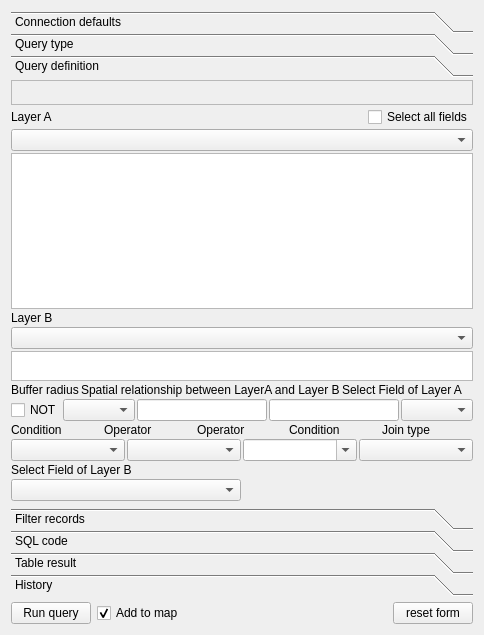
Qt form ui_postgisquerybuilder_v.ui (enricofer/postgisQueryBuilder) before a commit.
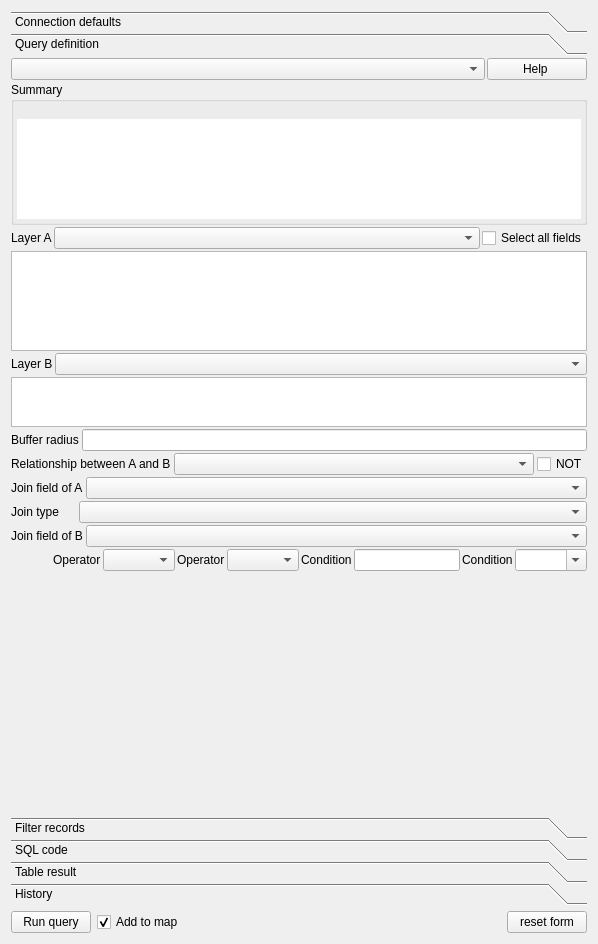
The same form after that commit. Icons and pictures are not drawn. Custom widgets are drawn as their Qt base class.

Patch:
```diff
--- a/ui_postgisquerybuilder_v.ui
+++ b/ui_postgisquerybuilder_v.ui
@@ -9,12 +9,12 @@
    <rect>
     <x>0</x>
     <y>0</y>
-    <width>484</width>
-    <height>635</height>
+    <width>598</width>
+    <height>944</height>
    </rect>
   </property>
   <property name="sizePolicy">
-   <sizepolicy hsizetype="Ignored" vsizetype="Preferred">
+   <sizepolicy hsizetype="Minimum" vsizetype="Preferred">
     <horstretch>0</horstretch>
     <verstretch>0</verstretch>
    </sizepolicy>
@@ -22,9 +22,24 @@
   <property name="windowTitle">
    <string>postgisQueryBuilder</string>
   </property>
-  <layout class="QVBoxLayout" name="verticalLayout_20">
+  <layout class="QVBoxLayout" name="verticalLayout_18">
+   <property name="sizeConstraint">
+    <enum>QLayout::SetMinimumSize</enum>
+   </property>
    <item>
     <widget class="QToolBox" name="tabWidget">
+     <property name="sizePolicy">
+      <sizepolicy hsizetype="Minimum" vsizetype="Preferred">
+       <horstretch>0</horstretch>
+       <verstretch>0</verstretch>
+      </sizepolicy>
+     </property>
+     <property name="minimumSize">
+      <size>
+       <width>200</width>
+       <height>0</height>
+      </size>
+     </property>
      <property name="frameShape">
       <enum>QFrame::NoFrame</enum>
      </property>
@@ -293,19 +308,19 @@
        </item>
       </layout>
      </widget>
-     <widget class="QWidget" name="queryTypeSlot">
+     <widget class="QWidget" name="queryDefinitionSlot">
       <property name="geometry">
        <rect>
         <x>0</x>
         <y>0</y>
-        <width>466</width>
-        <height>437</height>
+        <width>580</width>
+        <height>767</height>
        </rect>
       </property>
       <attribute name="label">
-       <string>Query type</string>
+       <string>Query definition</string>
       </attribute>
-      <layout class="QVBoxLayout" name="verticalLayout_18">
+      <layout class="QVBoxLayout" name="verticalLayout_17">
        <property name="leftMargin">
         <number>0</number>
        </property>
@@ -319,7 +334,10 @@
         <number>3</number>
        </property>
        <item>
-        <layout class="QVBoxLayout" name="verticalLayout_11">
+        <layout class="QVBoxLayout" name="verticalLayout_7">
+         <property name="spacing">
+          <number>2</number>
+         </property>
          <item>
           <layout class="QHBoxLayout" name="horizontalLayout_8">
            <item>
@@ -351,18 +369,48 @@
           </layout>
          </item>
          <item>
-          <widget class="QLabel" name="Helper2">
+          <widget class="QGroupBox" name="summaryBox">
+           <property name="title">
+            <string>Summary</string>
+           </property>
+           <layout class="QVBoxLayout" name="verticalLayout_11">
+            <property name="spacing">
+             <number>3</number>
+            </property>
+            <property name="sizeConstraint">
+             <enum>QLayout::SetMinimumSize</enum>
+            </property>
+            <property name="leftMargin">
+             <number>3</number>
+            </property>
+            <property name="topMargin">
+             <number>0</number>
+            </property>
+            <property name="rightMargin">
+             <number>3</number>
+            </property>
+            <property name="bottomMargin">
+             <number>3</number>
+            </property>
+            <item>
+             <widget class="QLabel" name="Helper">
+              <property name="sizePolicy">
+               <sizepolicy hsizetype="Preferred" vsizetype="Minimum">
+                <horstretch>0</horstretch>
+                <verstretch>0</verstretch>
+               </sizepolicy>
+              </property>
            <property name="minimumSize">
             <size>
              <width>0</width>
-             <height>80</height>
-            </size>
-           </property>
-           <property name="maximumSize">
-            <size>
-             <width>16777215</width>
-             <height>1000000</height>
-            </size>
+                <height>0</height>
+               </size>
+              </property>
+              <property name="autoFillBackground">
+               <bool>false</bool>
+              </property>
+              <property name="frameShape">
+               <enum>QFrame::NoFrame</enum>
            </property>
            <property name="text">
             <string/>
@@ -377,10 +425,22 @@
          </item>
          <item>
           <widget class="QGraphicsView" name="DiagPanel">
+              <property name="sizePolicy">
+               <sizepolicy hsizetype="Expanding" vsizetype="Minimum">
+                <horstretch>0</horstretch>
+                <verstretch>0</verstretch>
+               </sizepolicy>
+              </property>
            <property name="minimumSize">
             <size>
              <width>0</width>
-             <height>150</height>
+                <height>0</height>
+               </size>
+              </property>
+              <property name="maximumSize">
+               <size>
+                <width>16777215</width>
+                <height>100</height>
             </size>
            </property>
            <property name="acceptDrops">
@@ -424,80 +484,14 @@
            </property>
           </widget>
          </item>
-         <item>
-          <spacer name="verticalSpacer_2">
-           <property name="orientation">
-            <enum>Qt::Vertical</enum>
-           </property>
-           <property name="sizeHint" stdset="0">
-            <size>
-             <width>20</width>
-             <height>40</height>
-            </size>
-           </property>
-          </spacer>
-         </item>
-        </layout>
-       </item>
-      </layout>
-     </widget>
-     <widget class="QWidget" name="queryDefinitionSlot">
-      <property name="geometry">
-       <rect>
-        <x>0</x>
-        <y>0</y>
-        <width>466</width>
-        <height>437</height>
-       </rect>
-      </property>
-      <attribute name="label">
-       <string>Query definition</string>
-      </attribute>
-      <layout class="QVBoxLayout" name="verticalLayout_17">
-       <property name="leftMargin">
-        <number>0</number>
-       </property>
-       <property name="topMargin">
-        <number>3</number>
-       </property>
-       <property name="rightMargin">
-        <number>0</number>
-       </property>
-       <property name="bottomMargin">
-        <number>3</number>
-       </property>
-       <item>
-        <layout class="QVBoxLayout" name="verticalLayout_7">
-         <property name="spacing">
-          <number>2</number>
-         </property>
-         <item>
-          <widget class="QLabel" name="Helper">
-           <property name="minimumSize">
-            <size>
-             <width>0</width>
-             <height>25</height>
-            </size>
-           </property>
-           <property name="autoFillBackground">
-            <bool>false</bool>
-           </property>
-           <property name="frameShape">
-            <enum>QFrame::StyledPanel</enum>
-           </property>
-           <property name="text">
-            <string/>
-           </property>
-           <property name="alignment">
-            <set>Qt::AlignLeading|Qt::AlignLeft|Qt::AlignTop</set>
-           </property>
-           <property name="wordWrap">
-            <bool>true</bool>
-           </property>
+           </layout>
           </widget>
          </item>
          <item>
           <layout class="QHBoxLayout" name="horizontalLayout_3">
+           <property name="spacing">
+            <number>2</number>
+           </property>
            <item>
             <widget class="QLabel" name="LAYERaLabel">
              <property name="text">
@@ -506,17 +500,20 @@
             </widget>
            </item>
            <item>
-            <spacer name="horizontalSpacer_2">
-             <property name="orientation">
-              <enum>Qt::Horizontal</enum>
+            <widget class="QComboBox" name="LAYERa">
+             <property name="sizePolicy">
+              <sizepolicy hsizetype="Expanding" vsizetype="Fixed">
+               <horstretch>0</horstretch>
+               <verstretch>0</verstretch>
+              </sizepolicy>
              </property>
-             <property name="sizeHint" stdset="0">
+             <property name="minimumSize">
               <size>
-               <width>40</width>
-               <height>20</height>
+               <width>150</width>
+               <height>0</height>
               </size>
              </property>
-            </spacer>
+            </widget>
            </item>
            <item>
             <widget class="QCheckBox" name="selectAllFields">
@@ -527,13 +524,10 @@
            </item>
           </layout>
          </item>
-         <item>
-          <widget class="QComboBox" name="LAYERa"/>
-         </item>
          <item>
           <widget class="QListWidget" name="fieldsListA">
            <property name="sizePolicy">
-            <sizepolicy hsizetype="Expanding" vsizetype="Preferred">
+            <sizepolicy hsizetype="Expanding" vsizetype="Fixed">
              <horstretch>0</horstretch>
              <verstretch>0</verstretch>
             </sizepolicy>
@@ -541,20 +535,52 @@
            <property name="minimumSize">
             <size>
              <width>0</width>
-             <height>30</height>
+             <height>50</height>
+            </size>
+           </property>
+           <property name="maximumSize">
+            <size>
+             <width>16777215</width>
+             <height>100</height>
             </size>
            </property>
           </widget>
          </item>
+         <item>
+          <layout class="QHBoxLayout" name="horizontalLayout_10">
+           <property name="spacing">
+            <number>2</number>
+           </property>
          <item>
           <widget class="QLabel" name="LAYERbLabel">
+             <property name="minimumSize">
+              <size>
+               <width>0</width>
+               <height>20</height>
+              </size>
+             </property>
            <property name="text">
             <string>Layer B</string>
            </property>
           </widget>
          </item>
          <item>
-          <widget class="QComboBox" name="LAYERb"/>
+            <widget class="QComboBox" name="LAYERb">
+             <property name="sizePolicy">
+              <sizepolicy hsizetype="Expanding" vsizetype="Fixed">
+               <horstretch>0</horstretch>
+               <verstretch>0</verstretch>
+              </sizepolicy>
+             </property>
+             <property name="minimumSize">
+              <size>
+               <width>150</width>
+               <height>0</height>
+              </size>
+             </property>
+            </widget>
+           </item>
+          </layout>
          </item>
          <item>
           <widget class="QListWidget" name="fieldsListB">
@@ -567,13 +593,13 @@
            <property name="minimumSize">
             <size>
              <width>0</width>
-             <height>0</height>
+             <height>50</height>
             </size>
            </property>
            <property name="maximumSize">
             <size>
              <width>16777215</width>
-             <height>30</height>
+             <height>50</height>
             </size>
            </property>
           </widget>
@@ -584,7 +610,10 @@
             <number>2</number>
            </property>
            <item>
-            <layout class="QHBoxLayout" name="horizontalLayout_14">
+            <layout class="QHBoxLayout" name="horizontalLayout_11">
+             <property name="spacing">
+              <number>3</number>
+             </property>
              <item>
               <widget class="QLabel" name="BUFFERRADIUSLabel">
                <property name="sizePolicy">
@@ -599,23 +628,35 @@
               </widget>
              </item>
              <item>
+              <widget class="QLineEdit" name="BUFFERRADIUS"/>
+             </item>
+            </layout>
+           </item>
+           <item>
+            <layout class="QHBoxLayout" name="horizontalLayout_14"/>
+           </item>
+           <item>
+            <layout class="QHBoxLayout" name="horizontalLayout_12">
+             <property name="spacing">
+              <number>3</number>
+             </property>
+             <item>
               <widget class="QLabel" name="SPATIALRELLabel">
                <property name="text">
-                <string>Spatial relationship between LayerA and Layer B</string>
+                <string>Relationship between A and B</string>
                </property>
               </widget>
              </item>
              <item>
-              <widget class="QLabel" name="FIELDLabel">
-               <property name="text">
-                <string>Select Field of Layer A</string>
+              <widget class="QComboBox" name="SPATIALREL">
+               <property name="sizePolicy">
+                <sizepolicy hsizetype="Expanding" vsizetype="Fixed">
+                 <horstretch>0</horstretch>
+                 <verstretch>0</verstretch>
+                </sizepolicy>
                </property>
               </widget>
              </item>
-            </layout>
-           </item>
-           <item>
-            <layout class="QHBoxLayout" name="horizontalLayout_15">
              <item>
               <widget class="QCheckBox" name="SPATIALRELNOT">
                <property name="sizePolicy">
@@ -635,85 +676,93 @@
                </property>
               </widget>
              </item>
-             <item>
-              <widget class="QComboBox" name="SPATIALREL"/>
-             </item>
-             <item>
-              <widget class="QLineEdit" name="BUFFERRADIUS"/>
-             </item>
-             <item>
-              <widget class="QLineEdit" name="DISTANCE"/>
-             </item>
-             <item>
-              <widget class="QComboBox" name="FIELD"/>
-             </item>
             </layout>
            </item>
            <item>
-            <layout class="QHBoxLayout" name="horizontalLayout_16">
-             <item>
-              <widget class="QLabel" name="DISTANCELabel">
-               <property name="text">
-                <string>Condition</string>
-               </property>
-              </widget>
-             </item>
+            <layout class="QHBoxLayout" name="horizontalLayout_13">
+             <property name="spacing">
+              <number>3</number>
+             </property>
              <item>
-              <widget class="QLabel" name="OPERATORLabel">
+              <widget class="QLabel" name="FIELDLabel">
+               <property name="minimumSize">
+                <size>
+                 <width>65</width>
+                 <height>0</height>
+                </size>
+               </property>
                <property name="text">
-                <string>Operator</string>
+                <string>Join field of A</string>
                </property>
               </widget>
              </item>
              <item>
-              <widget class="QLabel" name="DISTANCEOPLabel">
-               <property name="text">
-                <string>Operator</string>
+              <widget class="QComboBox" name="FIELD">
+               <property name="sizePolicy">
+                <sizepolicy hsizetype="Expanding" vsizetype="Fixed">
+                 <horstretch>0</horstretch>
+                 <verstretch>0</verstretch>
+                </sizepolicy>
                </property>
               </widget>
              </item>
+            </layout>
+           </item>
              <item>
-              <widget class="QLabel" name="CONDITIONLabel">
-               <property name="text">
-                <string>Condition</string>
-               </property>
-              </widget>
-             </item>
+            <layout class="QHBoxLayout" name="horizontalLayout_17">
+             <property name="spacing">
+              <number>3</number>
+             </property>
              <item>
               <widget class="QLabel" name="JOINLabel">
+               <property name="minimumSize">
+                <size>
+                 <width>65</width>
+                 <height>0</height>
+                </size>
+               </property>
                <property name="text">
                 <string>Join type</string>
                </property>
               </widget>
              </item>
-            </layout>
-           </item>
            <item>
-            <layout class="QHBoxLayout" name="horizontalLayout_18">
-             <item>
-              <widget class="QComboBox" name="DISTANCEOP"/>
-             </item>
-             <item>
-              <widget class="QComboBox" name="JOIN"/>
-             </item>
-             <item>
-              <widget class="QComboBox" name="CONDITION">
-               <property name="editable">
-                <bool>true</bool>
+              <widget class="QComboBox" name="JOIN">
+               <property name="sizePolicy">
+                <sizepolicy hsizetype="Expanding" vsizetype="Fixed">
+                 <horstretch>0</horstretch>
+                 <verstretch>0</verstretch>
+                </sizepolicy>
                </property>
               </widget>
              </item>
-             <item>
-              <widget class="QComboBox" name="OPERATOR"/>
-             </item>
             </layout>
            </item>
            <item>
             <layout class="QHBoxLayout" name="horizontalLayout_19">
+             <property name="spacing">
+              <number>3</number>
+             </property>
              <item>
               <widget class="QLabel" name="FIELDbLabel">
+               <property name="minimumSize">
+                <size>
+                 <width>65</width>
+                 <height>0</height>
+                </size>
+               </property>
                <property name="text">
-                <string>Select Field of Layer B</string>
+                <string>Join field of B</string>
+               </property>
+              </widget>
+             </item>
+             <item>
+              <widget class="QComboBox" name="FIELDb">
+               <property name="sizePolicy">
+                <sizepolicy hsizetype="Expanding" vsizetype="Fixed">
+                 <horstretch>0</horstretch>
+                 <verstretch>0</verstretch>
+                </sizepolicy>
                </property>
               </widget>
              </item>
@@ -721,9 +770,6 @@
            </item>
            <item>
             <layout class="QHBoxLayout" name="horizontalLayout_20">
-             <item>
-              <widget class="QComboBox" name="FIELDb"/>
-             </item>
              <item>
               <widget class="QPushButton" name="queryReadyButton">
                <property name="text">
@@ -744,6 +790,54 @@
                </property>
               </widget>
              </item>
+             <item>
+              <layout class="QHBoxLayout" name="horizontalLayout_15">
+               <item>
+                <widget class="QLabel" name="OPERATORLabel">
+                 <property name="text">
+                  <string>Operator</string>
+                 </property>
+                </widget>
+               </item>
+               <item>
+                <widget class="QComboBox" name="OPERATOR"/>
+               </item>
+               <item>
+                <widget class="QLabel" name="DISTANCEOPLabel">
+                 <property name="text">
+                  <string>Operator</string>
+                 </property>
+                </widget>
+               </item>
+               <item>
+                <widget class="QComboBox" name="DISTANCEOP"/>
+               </item>
+               <item>
+                <widget class="QLabel" name="DISTANCELabel">
+                 <property name="text">
+                  <string>Condition</string>
+                 </property>
+                </widget>
+               </item>
+               <item>
+                <widget class="QLineEdit" name="DISTANCE"/>
+               </item>
+               <item>
+                <widget class="QLabel" name="CONDITIONLabel">
+                 <property name="text">
+                  <string>Condition</string>
+                 </property>
+                </widget>
+               </item>
+               <item>
+                <widget class="QComboBox" name="CONDITION">
+                 <property name="editable">
+                  <bool>true</bool>
+                 </property>
+                </widget>
+               </item>
+              </layout>
+             </item>
             </layout>
            </item>
           </layout>
@@ -1036,7 +1130,7 @@
        </property>
        <property name="sizeHint" stdset="0">
         <size>
-         <width>40</width>
+         <width>70</width>
          <height>20</height>
         </size>
        </property>
```
Left out of the diff: 45 changed lines with no effect on the pictures. Lines whose indentation alone changed are shown as unchanged.
